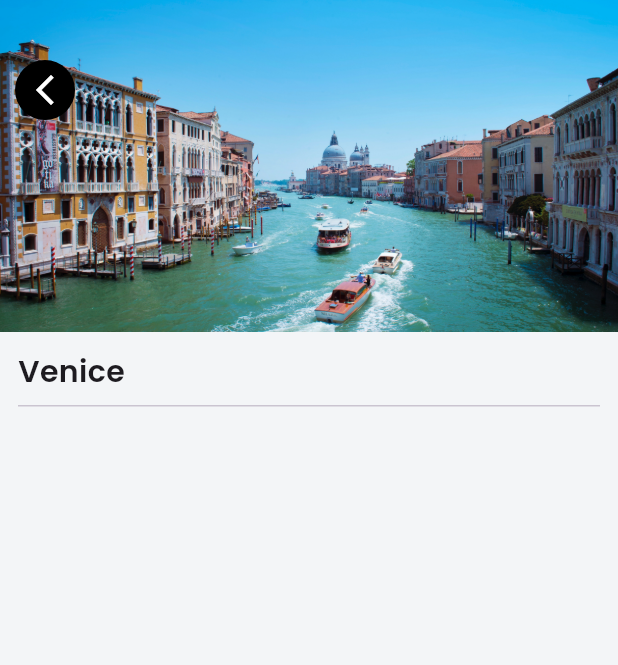
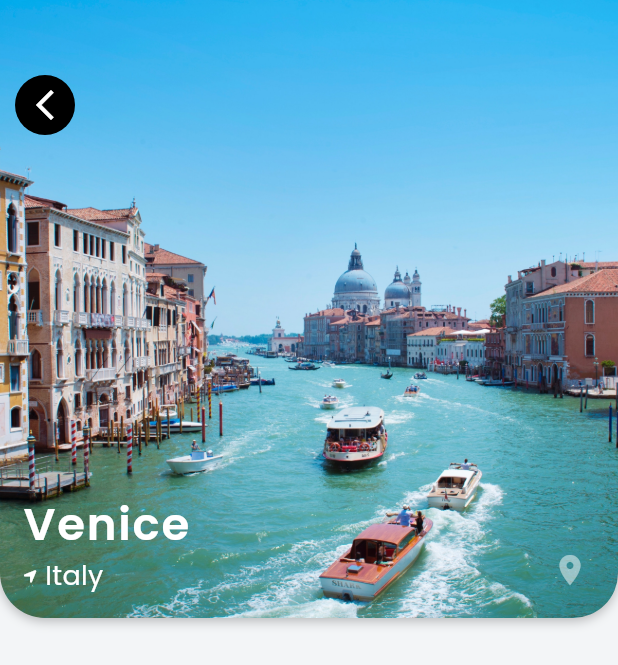
Before and after one commit to Icarus-conf/travel_ui_ap, a Flutter app: the screen it shows after launch, after a tap on an icon or button, on a phone screen of 412 x 824 dp. Shown: the top 665 px of the screen. Run offline on Flutter 3.47's test engine with Material 3 defaults, Android fonts, the phone set to English and light mode, and no system bars; our stand-ins replace font_awesome_flutter, google_fonts.

Commit message:
destination details screen

```diff
--- a/lib/widgets/destination_details.dart
+++ b/lib/widgets/destination_details.dart
@@ -1,4 +1,5 @@
 import 'package:flutter/material.dart';
+import 'package:font_awesome_flutter/font_awesome_flutter.dart';
 import 'package:travel_app/components/text_format.dart';
 import 'package:travel_app/models/destination_model.dart';
 
@@ -16,16 +17,39 @@ class DestinationDetails extends StatelessWidget {
         children: [
           Stack(
             children: [
-              Image.asset(destination.imageUrl!),
-              Positioned(
-                top: 40,
-                left: 10,
+              Container(
+                height: MediaQuery.of(context).size.width,
+                decoration: const BoxDecoration(
+                  borderRadius: BorderRadius.only(
+                    bottomLeft: Radius.circular(30),
+                    bottomRight: Radius.circular(30),
+                  ),
+                  boxShadow: [
+                    BoxShadow(
+                      color: Colors.black26,
+                      offset: Offset(0.0, 2.0),
+                      blurRadius: 6.0,
+                    ),
+                  ],
+                ),
+                child: ClipRRect(
+                  borderRadius: const BorderRadius.only(
+                    bottomLeft: Radius.circular(30),
+                    bottomRight: Radius.circular(30),
+                  ),
+                  child: Image.asset(
+                    destination.imageUrl!,
+                    fit: BoxFit.cover,
+                  ),
+                ),
+              ),
+              Padding(
+                padding:
+                    const EdgeInsets.symmetric(horizontal: 10, vertical: 50),
                 child: CircleAvatar(
                   backgroundColor: Colors.black,
                   child: IconButton(
-                    onPressed: () {
-                      Navigator.pop(context);
-                    },
+                    onPressed: () => Navigator.pop(context),
                     icon: const Icon(
                       Icons.arrow_back_ios_new,
                       color: Colors.white,
@@ -33,21 +57,48 @@ class DestinationDetails extends StatelessWidget {
                   ),
                 ),
               ),
-            ],
-          ),
-          Padding(
-            padding: const EdgeInsets.all(12.0),
+              Positioned(
+                left: 15,
+                bottom: 15,
                 child: Column(
                   crossAxisAlignment: CrossAxisAlignment.start,
                   children: [
                     PoppinsText(
                       text: destination.city!,
-                  fontS: 20,
+                      fontS: 30,
                       fontWeight: FontWeight.w600,
+                      letterSpacing: 1.2,
+                      color: Colors.white,
                     ),
-                const Divider(),
+                    Row(
+                      children: [
+                        const Icon(
+                          FontAwesomeIcons.locationArrow,
+                          size: 10,
+                          color: Colors.white,
+                        ),
+                        const SizedBox(
+                          width: 5,
+                        ),
+                        PoppinsText(
+                          text: destination.country!,
+                          color: Colors.white,
+                          fontS: 18,
+                        ),
                       ],
                     ),
+                  ],
+                ),
+              ),
+              Positioned(
+                right: 20,
+                bottom: 20,
+                child: Icon(
+                  Icons.location_on,
+                  color: Colors.white.withOpacity(0.5),
+                ),
+              ),
+            ],
           ),
         ],
       ),
--- a/lib/widgets/hotel_slider.dart
+++ b/lib/widgets/hotel_slider.dart
@@ -43,7 +43,22 @@ class HotelSlider extends StatelessWidget {
                   padding: const EdgeInsets.all(12.0),
                   child: Column(
                     children: [
-                      ClipRRect(
+                      Container(
+                        decoration: const BoxDecoration(
+                          color: Colors.white,
+                          borderRadius: BorderRadius.only(
+                            topLeft: Radius.circular(20),
+                            topRight: Radius.circular(20),
+                          ),
+                          boxShadow: [
+                            BoxShadow(
+                              color: Colors.black12,
+                              offset: Offset(0, 2),
+                              blurRadius: 6,
+                            ),
+                          ],
+                        ),
+                        child: ClipRRect(
                           borderRadius: const BorderRadius.only(
                             topLeft: Radius.circular(20),
                             topRight: Radius.circular(20),
@@ -53,6 +68,7 @@ class HotelSlider extends StatelessWidget {
                             width: 180,
                             image: AssetImage(hotel.imageUrl!),
                             fit: BoxFit.cover,
+                          ),
                         ),
                       ),
                       Container(
@@ -67,8 +83,8 @@ class HotelSlider extends StatelessWidget {
                           boxShadow: [
                             BoxShadow(
                               color: Colors.black12,
-                              offset: Offset(0, 0.2),
-                              blurRadius: 1,
+                              offset: Offset(0, 2),
+                              blurRadius: 6,
                             ),
                           ],
                         ),
```
Lines whose indentation alone changed are shown as unchanged.
